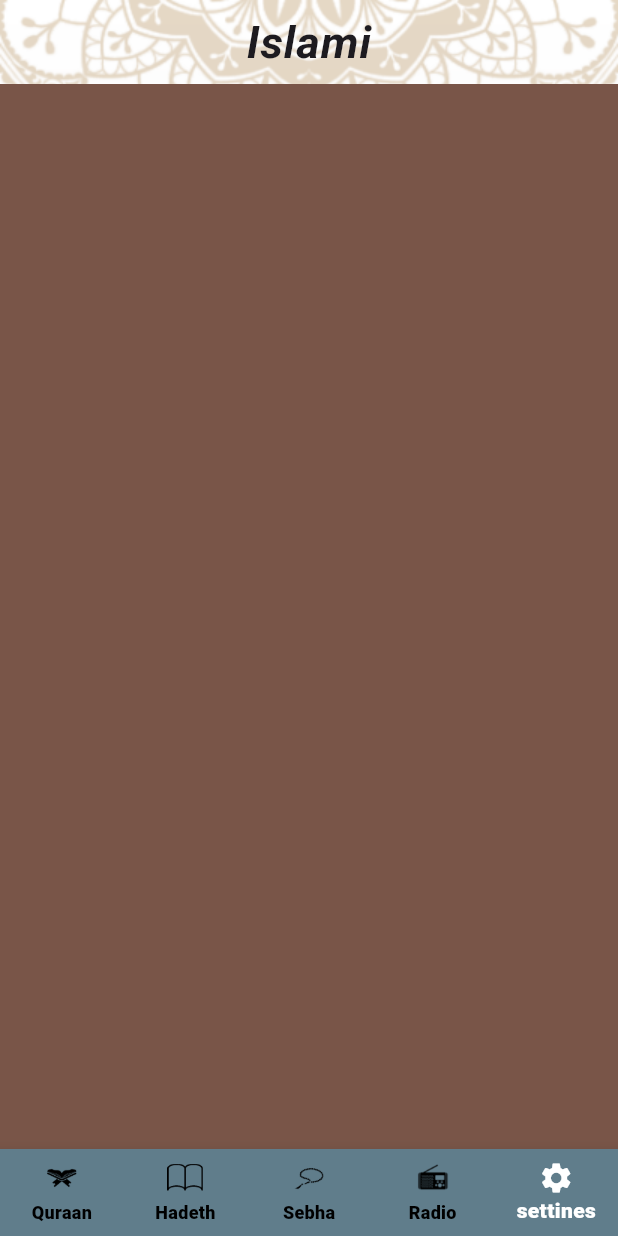
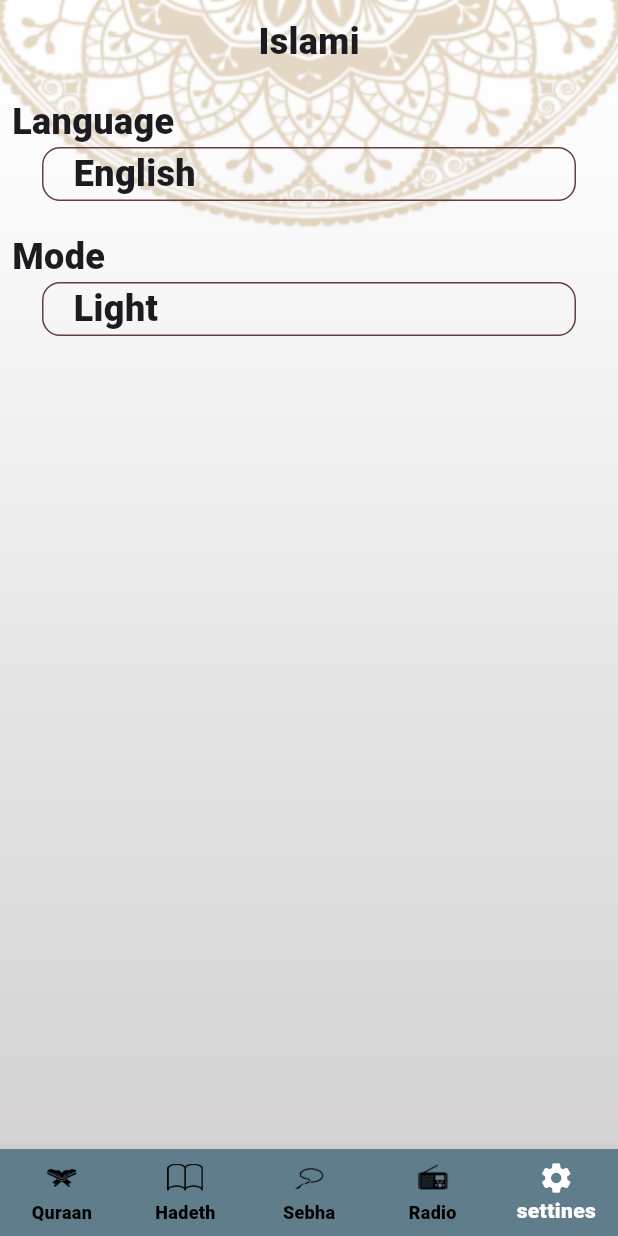
Before and after one commit to IslamAhmedKamel/vsIslami, a Flutter app: the screen it shows after launch, item 5 of the bottom bar chosen, on a phone screen of 412 x 824 dp. Run offline on Flutter 3.47's test engine with Material 3 defaults, Android fonts, the phone set to English and light mode, and no system bars; generated files the repository leaves out were written again.

Commit message:
start task settings

```diff
--- a/lib/hadethDetails.dart
+++ b/lib/hadethDetails.dart
@@ -13,8 +13,10 @@ class HadethDetails extends StatelessWidget {
     return Container(
       decoration: const BoxDecoration(
         image: DecorationImage(
+          fit: BoxFit.fill,
           image: AssetImage(
             'assets/images/default_bg.png',
+
           ),
         ),
       ),
--- a/lib/home.dart
+++ b/lib/home.dart
@@ -132,7 +132,7 @@ class _HomeScreenState extends State<HomeScreen> {
         appBar: AppBar(
           title: Text(
             AppLocalizations.of(context)!.appTitle,
-            style: Theme.of(context).textTheme.bodyLarge,
+            style: Theme.of(context).textTheme.bodyMedium,
           ),
         ),
         bottomNavigationBar: BottomNavigationBar(
--- a/lib/main.dart
+++ b/lib/main.dart
@@ -24,7 +24,7 @@ class App extends StatelessWidget {
     return MaterialApp(
       localizationsDelegates: AppLocalizations.localizationsDelegates,
       supportedLocales: AppLocalizations.supportedLocales,
-
+      locale: Locale('en'),
 
       debugShowCheckedModeBanner: false,
       initialRoute: HomeScreen.routName,
--- a/lib/tabs/setting.dart
+++ b/lib/tabs/setting.dart
@@ -1,12 +1,136 @@
 import 'package:flutter/material.dart';
+import 'package:flutter_application_1/themeData.dart';
 
 class Settings extends StatelessWidget {
   const Settings({super.key});
 
   @override
   Widget build(BuildContext context) {
-    return Container(
-      color: Colors.brown,
+    return Padding(
+      padding: const EdgeInsets.all(8.0),
+      child: Column(
+        crossAxisAlignment: CrossAxisAlignment.stretch,
+        children: [
+          const Text('Language'),
+          InkWell(
+            onTap: () {
+              showModalBottomSheet(
+                isScrollControlled: true,
+                shape: const RoundedRectangleBorder(
+                  borderRadius: BorderRadius.only(
+                    topLeft: Radius.circular(12),
+                    topRight: Radius.circular(12),
+                  ),
+                ),
+                context: context,
+                builder: (context) => Container(
+                  height: MediaQuery.of(context).size.height * 0.7,
+                  child:   Column(
+                    children: [
+                        const Padding(
+                        padding: EdgeInsets.all(18.0),
+                        child: Row(
+                          mainAxisAlignment: MainAxisAlignment.spaceBetween,
+                          children: [Text('Arabic'), SizedBox.shrink()],
+                        ),
+                      ),
+                      Padding(
+                        padding: const EdgeInsets.all(18.0),
+                        child: Row(
+                          mainAxisAlignment: MainAxisAlignment.spaceBetween,
+                          children: [
+                            Text(
+                              'English',
+                              style: Theme.of(context).textTheme.bodyLarge,
+                            ),
+                            const Icon(Icons.done,color: ThemeLight.primary,),
+                          ],
+                        ),
+                      ),
+                    ],
+                  ),
+                ),
+              );
+            },
+            child: Container(
+              padding: const EdgeInsets.symmetric(horizontal: 20),
+              margin: const EdgeInsets.symmetric(horizontal: 20),
+              decoration: BoxDecoration(
+                  borderRadius: BorderRadius.circular(12),
+                  border: Border.all(
+                      color: const Color.fromARGB(255, 100, 63, 60))),
+              child: Container(child: const Text('English')),
+            ),
+          ),
+
+
+
+
+
+
+
+
+
+
+
+			 const SizedBox(
+            height: 20,
+          ),
+            const Text('Mode'),
+          InkWell(
+            onTap: () {
+              showModalBottomSheet(
+                isScrollControlled: true,
+                shape: const RoundedRectangleBorder(
+                  borderRadius: BorderRadius.only(
+                    topLeft: Radius.circular(12),
+                    topRight: Radius.circular(12),
+                  ),
+                ),
+                context: context,
+                builder: (context) => Container(
+                  height: MediaQuery.of(context).size.height * 0.7,
+                  child:   Column(
+                    children: [
+                      Padding(
+                        padding: const  EdgeInsets.all(18.0),
+                        child: Row(
+                          mainAxisAlignment: MainAxisAlignment.spaceBetween,
+                          children: [
+                            Text('Light',style: Theme.of(context).textTheme.bodyLarge,),
+                              const Icon(Icons.done,color:ThemeLight.primary),
+                          ],
+                        ),
+                      ),
+                      const Padding(
+                        padding: EdgeInsets.all(18.0),
+                        child: Row(
+                          mainAxisAlignment: MainAxisAlignment.spaceBetween,
+                          children: [
+                            Text('Dark'),
+                            SizedBox.shrink(),
+                          ],
+                        ),
+                      ),
+                    ],
+                  ),
+                ),
+              );
+            },
+            child: Container(
+              padding: const EdgeInsets.symmetric(horizontal: 20),
+              margin: const EdgeInsets.symmetric(horizontal: 20),
+              decoration: BoxDecoration(
+                borderRadius: BorderRadius.circular(12),
+                border: Border.all(
+                  color: const Color.fromARGB(255, 100, 63, 60),
+                ),
+              ),
+              child: Container(child: const Text('Light')),
+            ),
+          ),
+        ],
+      ),
     );
   }
 }
--- a/lib/themeData.dart
+++ b/lib/themeData.dart
@@ -3,13 +3,18 @@
 import 'package:flutter/material.dart';
 
 class ThemeLight {
+  static const Color primary = Color.fromARGB(228, 206, 187, 13);
+  static const Color blackColor = Color(0xff242424);
   static ThemeData lightTheme = ThemeData(
-    textTheme: TextTheme(
-      bodyLarge: TextStyle(fontSize: 30, fontWeight: FontWeight.bold,fontStyle: FontStyle.italic),
+     textTheme: TextTheme(
+      bodyLarge: TextStyle(
+        color: primary,
+          fontSize: 30,
+          fontWeight: FontWeight.bold,
+          fontStyle: FontStyle.italic),
       bodyMedium: TextStyle(fontSize: 24, fontWeight: FontWeight.w800),
       bodySmall: TextStyle(fontSize: 20, fontWeight: FontWeight.w500),
-
-      ),
+    ),
     bottomNavigationBarTheme: BottomNavigationBarThemeData(
         selectedItemColor: Colors.white,
         unselectedItemColor: Colors.black,
@@ -18,7 +23,7 @@ class ThemeLight {
     appBarTheme: AppBarTheme(
       iconTheme: IconThemeData(
         color: Colors.black,
-       ),
+      ),
       backgroundColor: Colors.transparent,
       centerTitle: true,
       elevation: 0.0,
```
